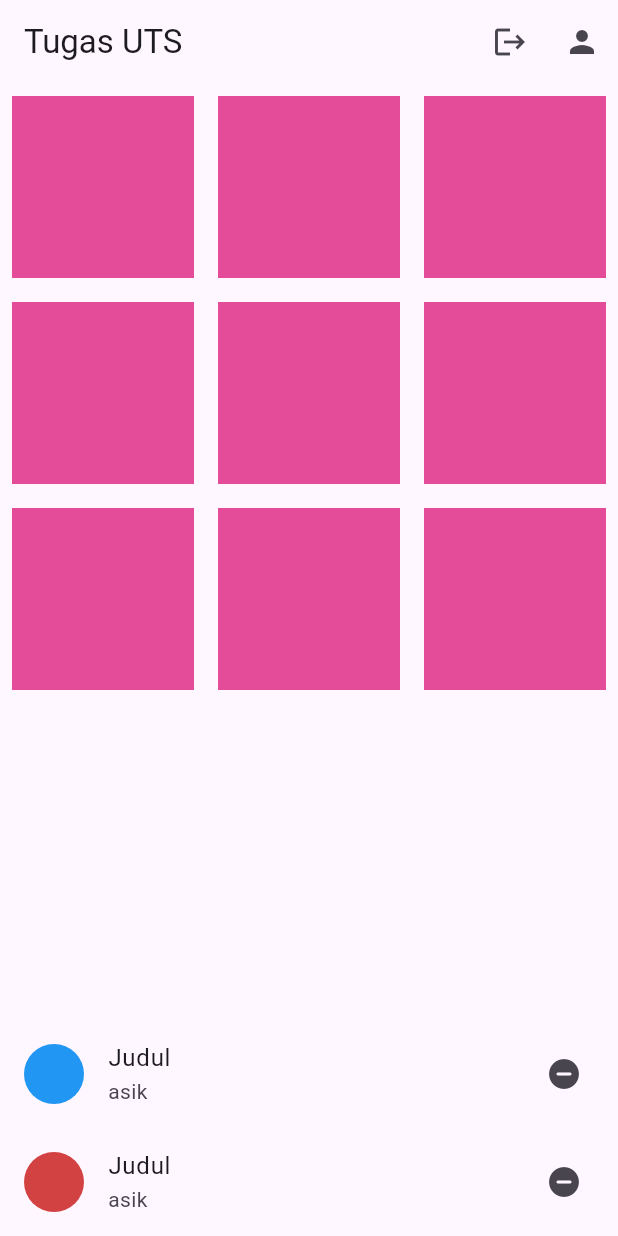
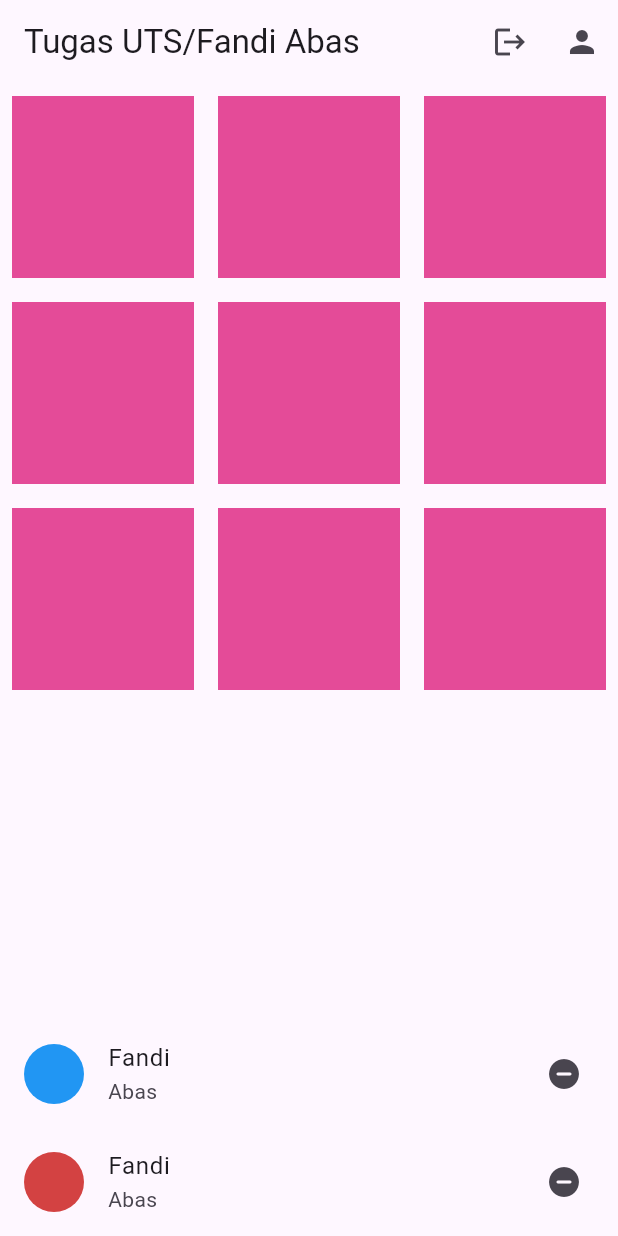
Before and after one commit to FandiAbas/flutter_uts, a Flutter app: the screen it shows after launch, on a phone screen of 412 x 824 dp. Run offline on Flutter 3.47's test engine with Material 3 defaults, Android fonts, the phone set to English and light mode, and no system bars.

Commit message:
git init flutter_uts

```diff
--- a/lib/main.dart
+++ b/lib/main.dart
@@ -10,7 +10,7 @@ class MyApp extends StatelessWidget {
     return MaterialApp(
       home: Scaffold(
         appBar: AppBar(
-          title: Text('Tugas UTS'),
+          title: Text('Tugas UTS/Fandi Abas'),
           actions: [
             IconButton(
               icon: Icon(Icons.logout),
@@ -39,16 +39,16 @@ class MyApp extends StatelessWidget {
               leading: CircleAvatar(
                 backgroundColor: Colors.blue,
               ),
-              title: Text('Judul'),
-              subtitle: Text('asik'),
+              title: Text('Fandi'),
+              subtitle: Text('Abas'),
               trailing: Icon(Icons.remove_circle_rounded),
             ),
             ListTile(
               leading: CircleAvatar(
                 backgroundColor: Color.fromARGB(255, 211, 66, 66),
               ),
-              title: Text('Judul'),
-              subtitle: Text('asik'),
+              title: Text('Fandi'),
+              subtitle: Text('Abas'),
               trailing: Icon(Icons.remove_circle_rounded),
             ),
           ],
```
